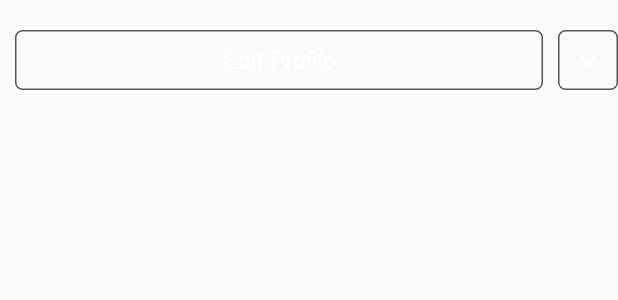
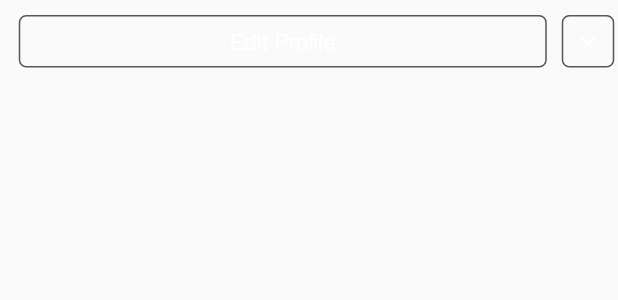
Before and after one commit to samitkapoor/instagram-ui-android, a Flutter app: what getEditProfileButton() shows on an empty page, opened directly, on a phone screen of 412 x 824 dp. Shown: the top 300 px of the screen. Run offline on Flutter 3.47's test engine with Material 2 defaults, Android fonts, the phone set to English and light mode, and no system bars; our stand-ins replace font_awesome_flutter, sliver_tools; network calls fail.

Commit message:
Improved some widget's dimensions

```diff
--- a/lib/screens/homescreen/widgets/story_card.dart
+++ b/lib/screens/homescreen/widgets/story_card.dart
@@ -74,6 +74,7 @@ class StoryCard extends StatelessWidget {
             style: TextStyle(
               fontFamily: 'FreeSans',
               color: Color.fromRGBO(218, 218, 218, 1),
+              fontSize: 14,
             ),
           ),
         ],
--- a/lib/screens/user_account/functions.dart
+++ b/lib/screens/user_account/functions.dart
@@ -17,8 +17,7 @@ AppBar getAppBar(BuildContext context) {
         Text(
           Data().mydetails['username'].toString(),
           style: const TextStyle(
-            fontSize: 26,
-            fontWeight: FontWeight.bold,
+            fontSize: 24,
             letterSpacing: 1,
             color: Color.fromRGBO(252, 252, 252, 1),
           ),
@@ -95,7 +94,7 @@ Row getHighlights() {
     children: [
       ...Data().highlights.map((e) {
         return Container(
-          margin: const EdgeInsets.fromLTRB(5, 15, 5, 0),
+          margin: const EdgeInsets.fromLTRB(5, 10, 5, 0),
           height: 120,
           width: 75,
           child: Column(
@@ -151,7 +150,7 @@ Row getHighlights() {
         );
       }).toList(),
       Container(
-        margin: const EdgeInsets.fromLTRB(5, 15, 5, 0),
+        margin: const EdgeInsets.fromLTRB(5, 10, 5, 0),
         height: 120,
         width: 75,
         child: Column(
@@ -220,8 +219,8 @@ Row getEditProfileButton(BuildContext context) {
       GestureDetector(
         onTap: () {},
         child: Container(
-          margin: EdgeInsets.fromLTRB(10, 20, 0, 0),
-          height: 40,
+          margin: EdgeInsets.fromLTRB(10, 10, 0, 0),
+          height: 35,
           width: MediaQuery.of(context).size.width - 60,
           decoration: BoxDecoration(
             border: Border.all(
@@ -237,7 +236,7 @@ Row getEditProfileButton(BuildContext context) {
               style: TextStyle(
                 color: Colors.white,
                 fontFamily: 'FreeSans',
-                fontSize: 16,
+                fontSize: 15,
               ),
             ),
           ),
@@ -246,9 +245,9 @@ Row getEditProfileButton(BuildContext context) {
       GestureDetector(
         onTap: () {},
         child: Container(
-          margin: EdgeInsets.fromLTRB(10, 20, 0, 0),
-          height: 40,
-          width: 40,
+          margin: EdgeInsets.fromLTRB(10, 10, 0, 0),
+          height: 35,
+          width: 35,
           decoration: BoxDecoration(
             border: Border.all(
               color: Color.fromRGBO(87, 87, 87, 1),
@@ -261,6 +260,7 @@ Row getEditProfileButton(BuildContext context) {
             child: Icon(
               Icons.keyboard_arrow_down,
               color: Colors.white,
+              size: 20,
             ),
           ),
         ),
--- a/lib/screens/user_account/user_account.dart
+++ b/lib/screens/user_account/user_account.dart
@@ -45,7 +45,7 @@ class UserAccount extends StatelessWidget {
                 style: TextStyle(
                   color: Color.fromRGBO(244, 244, 244, 1),
                   fontFamily: 'FreeSans',
-                  fontSize: 16,
+                  fontSize: 15,
                 ),
               ),
             ),
@@ -58,7 +58,7 @@ class UserAccount extends StatelessWidget {
                 style: TextStyle(
                   color: Color.fromRGBO(244, 244, 244, 1),
                   fontFamily: 'FreeSans',
-                  fontSize: 16,
+                  fontSize: 15,
                 ),
               ),
             ),
```
Also changed, not shown: pubspec.lock, 1 other file.
